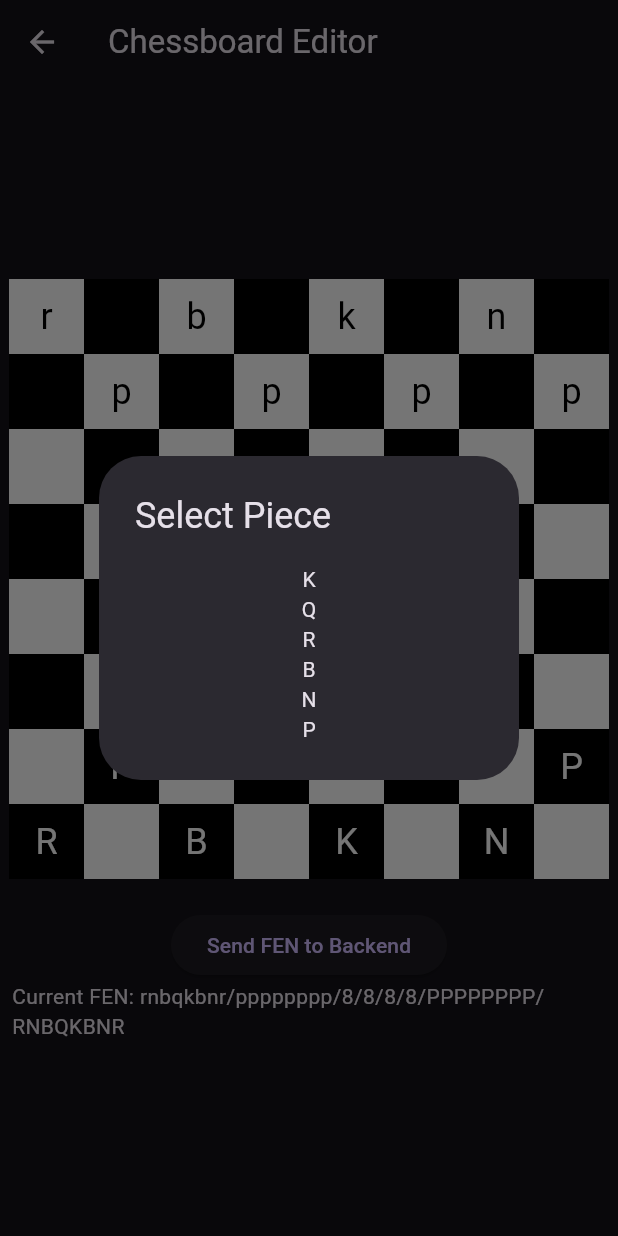
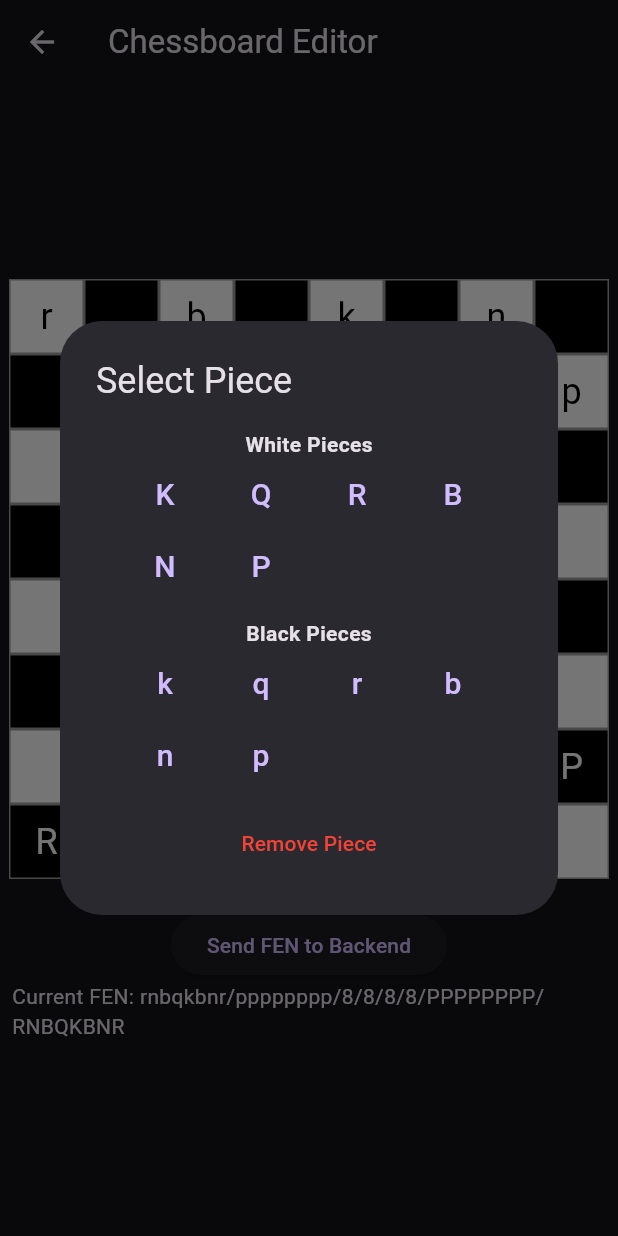
Before and after one commit to AidanFoushee/chizard_chess_app, a Flutter app: the BoardEditorPage screen opened by its route, after a tap on an icon or button, on a phone screen of 412 x 824 dp. Run offline on Flutter 3.47's test engine with Material 3 defaults, Android fonts, the phone set to English and light mode, and no system bars; our stand-ins replace hive, hive_flutter, image_picker; accounts and stored records are empty.

Commit message:
can add both white and black pieces and can also delete them

```diff
--- a/lib/pages/board_editor_page.dart
+++ b/lib/pages/board_editor_page.dart
@@ -8,16 +8,17 @@ class BoardEditorPage extends StatefulWidget {
 }
 
 class _BoardEditorPageState extends State<BoardEditorPage> {
-  List<List<String>> board = List.generate(8, (_) => List.filled(8, ''));  // Empty board
+  List<List<String>> board = List.generate(8, (_) => List.filled(8, '')); // Empty board
   String currentFEN = '';
 
   // The pieces for FEN notation
-  final List<String> pieceSymbols = ['K', 'Q', 'R', 'B', 'N', 'P'];
+  final List<String> whitePieces = ['K', 'Q', 'R', 'B', 'N', 'P'];
+  final List<String> blackPieces = ['k', 'q', 'r', 'b', 'n', 'p'];
 
   @override
   void initState() {
     super.initState();
-    // Initialize the board with some default pieces (for example)
+    // Initialize the board with default pieces
     board[0] = ['r', 'n', 'b', 'q', 'k', 'b', 'n', 'r']; // Black pieces
     board[1] = List.filled(8, 'p'); // Black pawns
     board[6] = List.filled(8, 'P'); // White pawns
@@ -25,7 +26,7 @@ class _BoardEditorPageState extends State<BoardEditorPage> {
     updateFEN();
   }
 
-  // Method to convert the board to FEN string
+  // Convert the board to a FEN string
   void updateFEN() {
     String fen = '';
     for (var row in board) {
@@ -49,32 +50,66 @@ class _BoardEditorPageState extends State<BoardEditorPage> {
     });
   }
 
-  // Handle tap on a square to edit a piece
+  // Handle tap on a square to add, replace, or delete a piece
   void onSquareTap(int row, int col) {
     showDialog(
       context: context,
       builder: (context) => AlertDialog(
         title: const Text('Select Piece'),
-        content: Column(
+        content: SingleChildScrollView(
+          child: Column(
             mainAxisSize: MainAxisSize.min,
-          children: pieceSymbols.map((piece) {
-            return GestureDetector(
-              onTap: () {
+            children: [
+              const Text("White Pieces", style: TextStyle(fontWeight: FontWeight.bold)),
+              Wrap(
+                children: whitePieces.map((piece) {
+                  return TextButton(
+                    onPressed: () {
                       setState(() {
-                  board[row][col] = piece; // Place the piece on the board
+                        board[row][col] = piece;
                       });
                       updateFEN();
                       Navigator.pop(context);
                     },
-              child: Text(piece),
+                    child: Text(piece, style: const TextStyle(fontSize: 20)),
                   );
                 }).toList(),
+              ),
+              const SizedBox(height: 10),
+              const Text("Black Pieces", style: TextStyle(fontWeight: FontWeight.bold)),
+              Wrap(
+                children: blackPieces.map((piece) {
+                  return TextButton(
+                    onPressed: () {
+                      setState(() {
+                        board[row][col] = piece;
+                      });
+                      updateFEN();
+                      Navigator.pop(context);
+                    },
+                    child: Text(piece, style: const TextStyle(fontSize: 20)),
+                  );
+                }).toList(),
+              ),
+              const SizedBox(height: 10),
+              TextButton(
+                onPressed: () {
+                  setState(() {
+                    board[row][col] = ''; // Delete piece
+                  });
+                  updateFEN();
+                  Navigator.pop(context);
+                },
+                child: const Text("Remove Piece", style: TextStyle(color: Colors.red)),
+              ),
+            ],
+          ),
         ),
       ),
     );
   }
 
-  // Display the board
+  // Display the chessboard
   Widget buildBoard() {
     return GridView.builder(
       gridDelegate: const SliverGridDelegateWithFixedCrossAxisCount(
@@ -92,6 +127,7 @@ class _BoardEditorPageState extends State<BoardEditorPage> {
           child: Container(
             decoration: BoxDecoration(
               color: (row + col) % 2 == 0 ? Colors.white : Colors.black,
+              border: Border.all(color: Colors.grey),
             ),
             child: Center(
               child: Text(
@@ -110,7 +146,6 @@ class _BoardEditorPageState extends State<BoardEditorPage> {
 
   // Send the FEN string to the backend (placeholder function)
   void sendFENToBackend() {
-    // Here you would send the currentFEN to your backend
     print("Sending FEN to backend: $currentFEN");
   }
 
```
Also changed, not shown: assets/messi-and-ronaldo-chess-wallpapers.jpg (added), assets/parchment_background.jpeg (added). Lines whose indentation alone changed are shown as unchanged.
